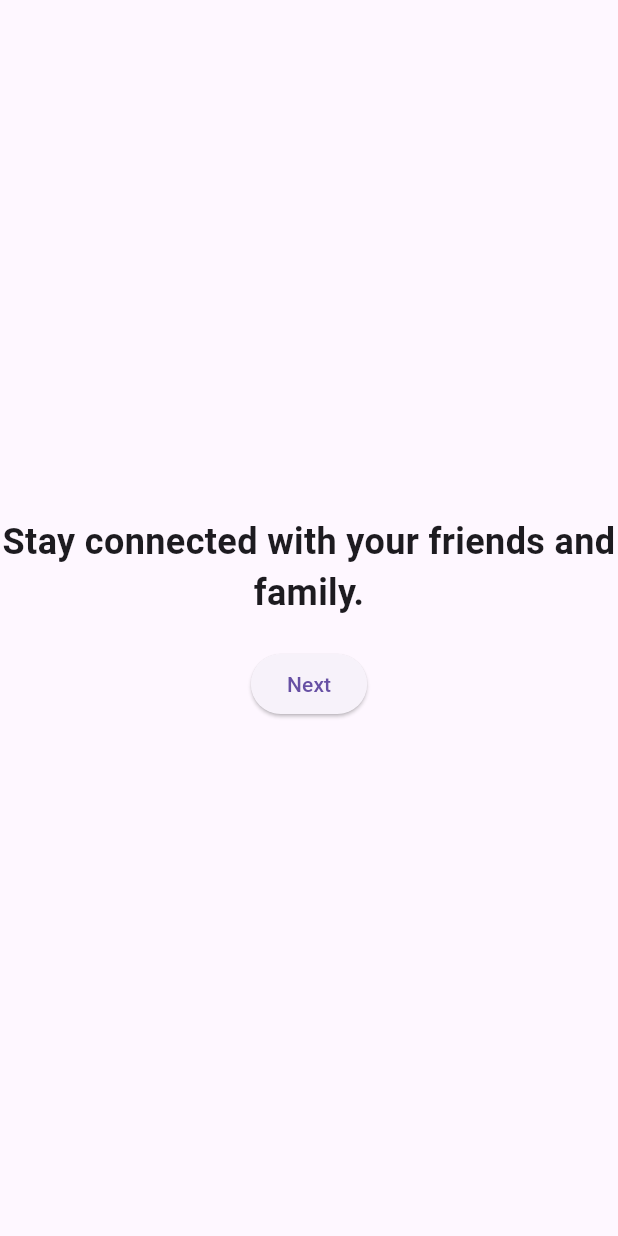
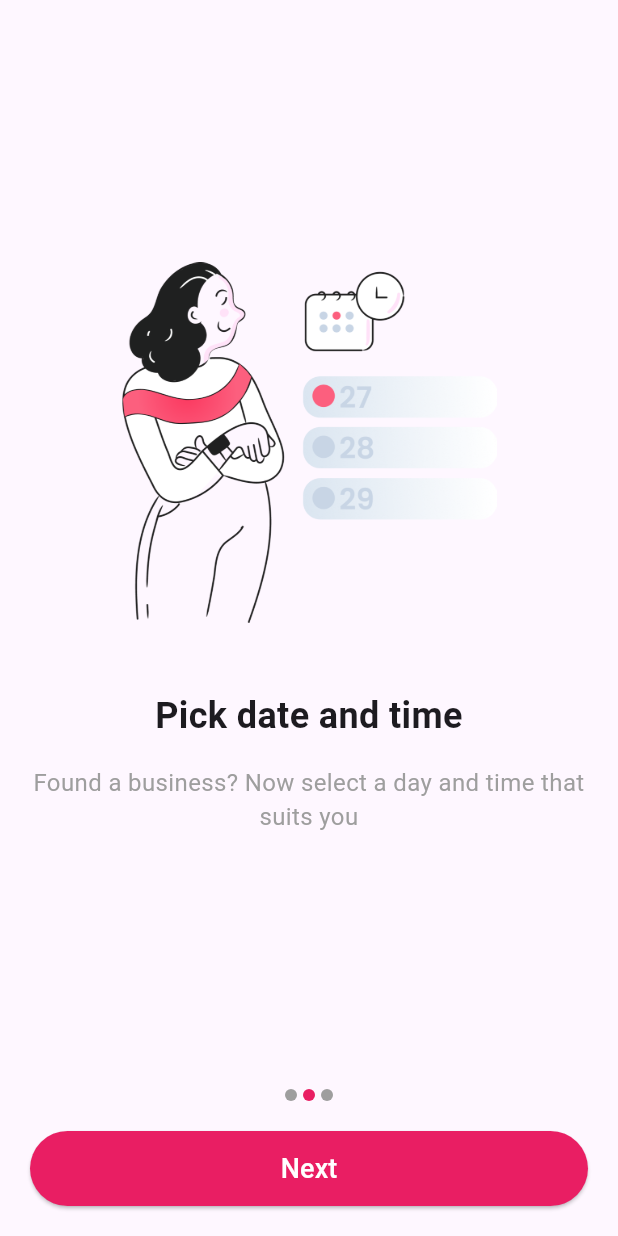
Before and after one commit to MoKnowOrg/project_z_flutter, a Flutter app: the screen it shows after launch, after a tap on "Next", on a phone screen of 412 x 824 dp. Run offline on Flutter 3.47's test engine with Material 3 defaults, Android fonts, the phone set to English and light mode, and no system bars; generated files the repository leaves out were written again.

Commit message:
Refactor onboarding screen to use structured data for images, titles, and subtitles

```diff
--- a/lib/src/views/Onboarding.dart
+++ b/lib/src/views/Onboarding.dart
@@ -21,59 +21,130 @@ class _OnboardingScreenState extends State<OnboardingScreen> {
   final PageController _pageController = PageController();
   int _currentIndex = 0;
 
-  final List<String> _corosalTexts = [
-    "Welcome to our app! Discover amazing features.",
-    "Stay connected with your friends and family.",
-    "Get started and enjoy the experience!"
+  final List<Map<String, String>> _onboardingData = [
+    {
+      "image": "assets/images/onboarding_1.png",
+      "title": "Find a service",
+      "subtitle": "Discover and book the best beauty services around you"
+    },
+    {
+      "image": "assets/images/onboarding_2.png",
+      "title": "Pick date and time",
+      "subtitle": "Found a business? Now select a day and time that suits you"
+    },
+    {
+      "image": "assets/images/onboarding_3.png",
+      "title": "Start booking",
+      "subtitle": "One button to confirm, and get ready to head off to your appointment"
+    },
   ];
 
   void _nextPage() {
-    if (_currentIndex < _corosalTexts.length - 1) {
+    if (_currentIndex < _onboardingData.length - 1) {
       _pageController.nextPage(
-          duration: Duration(milliseconds: 300), curve: Curves.easeIn);
+          duration: const Duration(milliseconds: 300), curve: Curves.easeIn);
+      setState(() {
+        _currentIndex++;
+      });
     } else {
-      // Go to the next screen or perform an action
+      // Navigate to the next screen or perform an action
+      settingsController.onboardingCompleted = true;
+      Navigator.pushReplacementNamed(context, '/');
     }
   }
 
   @override
   Widget build(BuildContext context) {
     return Scaffold(
-      body: PageView.builder(
+      body: Column(
+        children: [
+          Expanded(
+            child: PageView.builder(
               controller: _pageController,
               onPageChanged: (index) {
                 setState(() {
                   _currentIndex = index;
                 });
               },
-        itemCount: _corosalTexts.length,
+              itemCount: _onboardingData.length,
               itemBuilder: (context, index) {
-          return Column(
+                final data = _onboardingData[index];
+                return Padding(
+                  padding: const EdgeInsets.symmetric(horizontal: 20.0),
+                  child: Column(
                     mainAxisAlignment: MainAxisAlignment.center,
                     children: [
+                      Image.asset(
+                        data["image"] ?? '',
+                        width: 250,
+                        height: 250,
+                      ),
+                      const SizedBox(height: 40),
                       Text(
-                _corosalTexts[index],
-                style: TextStyle(fontSize: 24.0, fontWeight: FontWeight.bold),
+                        data["title"] ?? '',
+                        style: const TextStyle(
+                          fontSize: 24.0,
+                          fontWeight: FontWeight.bold,
+                        ),
                         textAlign: TextAlign.center,
                       ),
-              SizedBox(height: 20.0),
-              if (index == _corosalTexts.length - 1)
-                ElevatedButton(
+                      const SizedBox(height: 16),
+                      Text(
+                        data["subtitle"]!,
+                        style: const TextStyle(
+                          fontSize: 16.0,
+                          color: Colors.grey,
+                        ),
+                        textAlign: TextAlign.center,
+                      ),
+
+                    ],
+                  ),
+                );
+              },
+            ),
+          ),
+          Row(
+            mainAxisAlignment: MainAxisAlignment.center,
+            children: List.generate(
+              _onboardingData.length,
+              (index) => Padding(
+                padding: const EdgeInsets.symmetric(horizontal: 2.0),
+                child: Container(
+                  width: 8,
+                  height: 8,
+                  decoration: BoxDecoration(
+                    shape: BoxShape.circle,
+                    color: _currentIndex == index
+                        ? Colors.pink
+                        : Colors.grey,
+                  ),
+                ),
+              ),
+            ),
+          ),
+          Padding(
+            padding: const EdgeInsets.all(20.0),
+            child: ElevatedButton(
+              style: ElevatedButton.styleFrom(
+                minimumSize: const Size(double.infinity, 50),
+                backgroundColor: Colors.pink,
+                shape: RoundedRectangleBorder(
+                  borderRadius: BorderRadius.circular(25),
+                ),
+              ),
               onPressed: () {
-                    // Start the app
-                    settingsController.onboardingCompleted = true;
-                    Navigator.pushReplacementNamed(context, '/');
+                _nextPage();
               },
-                  child: Text("Start"),
+              child: Text(
+                _currentIndex == _onboardingData.length - 1
+                    ? "Start Booking"
+                    : "Next",
+                style: const TextStyle(fontSize: 18.0, color: Colors.white),
               ),
-              if (index < _corosalTexts.length - 1)
-                ElevatedButton(
-                  onPressed: _nextPage,
-                  child: Text("Next"),
+            ),
           ),
         ],
-          );
-        },
       ),
     );
   }
```
Also changed, not shown: assets/images/onboarding_1.png (added), assets/images/onboarding_2.png (added), assets/images/onboarding_3.png (added). Lines whose indentation alone changed are shown as unchanged.
